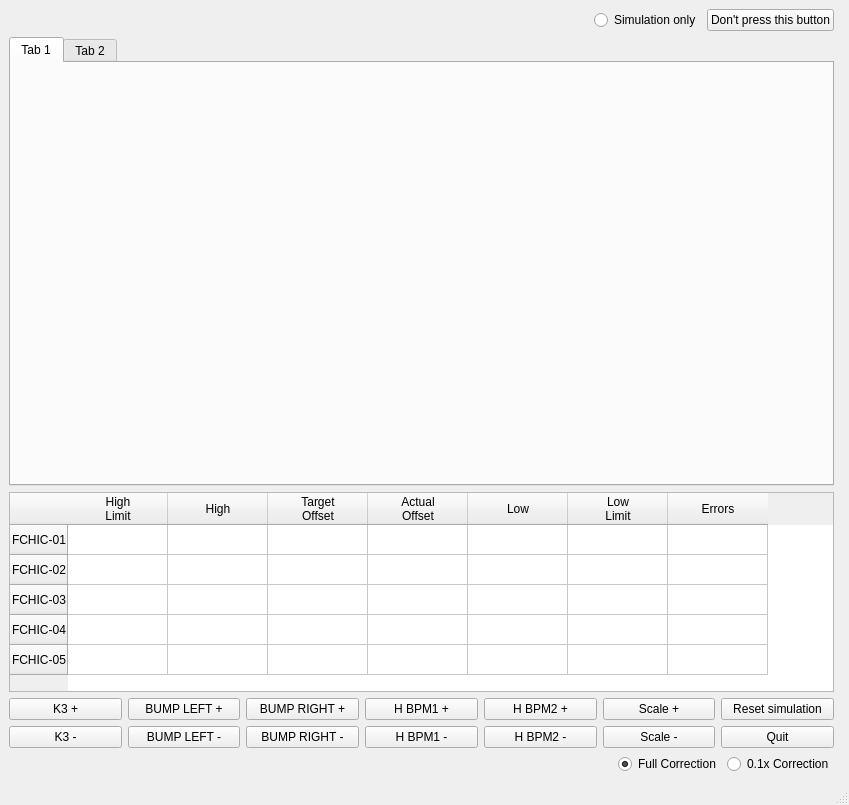
Old version of the form i10chicgui.ui in the repository DiamondLightSource/i10switching.
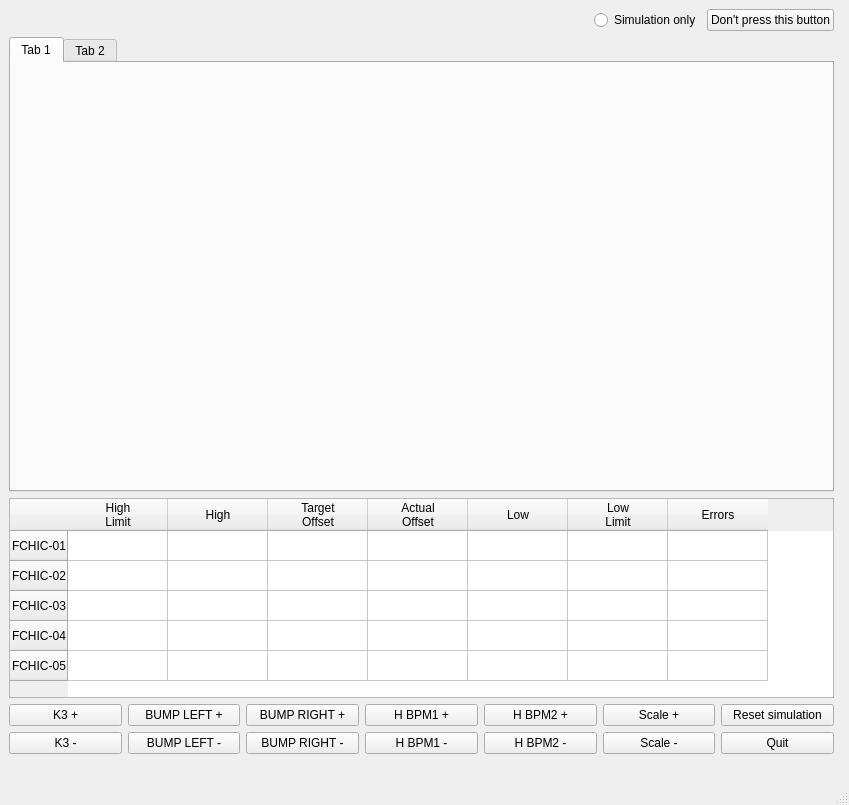
New version of the form.

The edit to the form file:
```diff
--- a/i10chicgui.ui
+++ b/i10chicgui.ui
@@ -329,23 +329,6 @@
     </item>
     <item row="9" column="0">
      <layout class="QGridLayout" name="gridLayout_4">
-      <item row="0" column="2">
-       <widget class="QRadioButton" name="small_correction_radiobutton">
-        <property name="text">
-         <string>0.1x Correction</string>
-        </property>
-       </widget>
-      </item>
-      <item row="0" column="1">
-       <widget class="QRadioButton" name="full_correction_radiobutton">
-        <property name="text">
-         <string>Full Correction</string>
-        </property>
-        <property name="checked">
-         <bool>true</bool>
-        </property>
-       </widget>
-      </item>
       <item row="0" column="0">
        <spacer name="horizontalSpacer_3">
         <property name="orientation">
```
